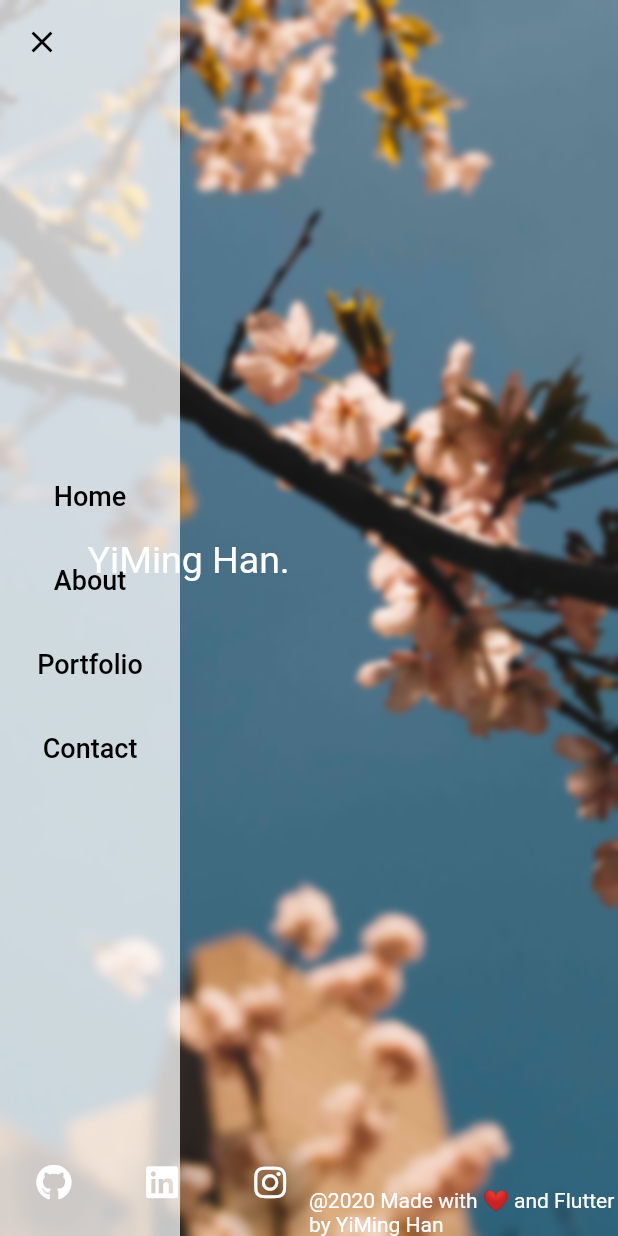
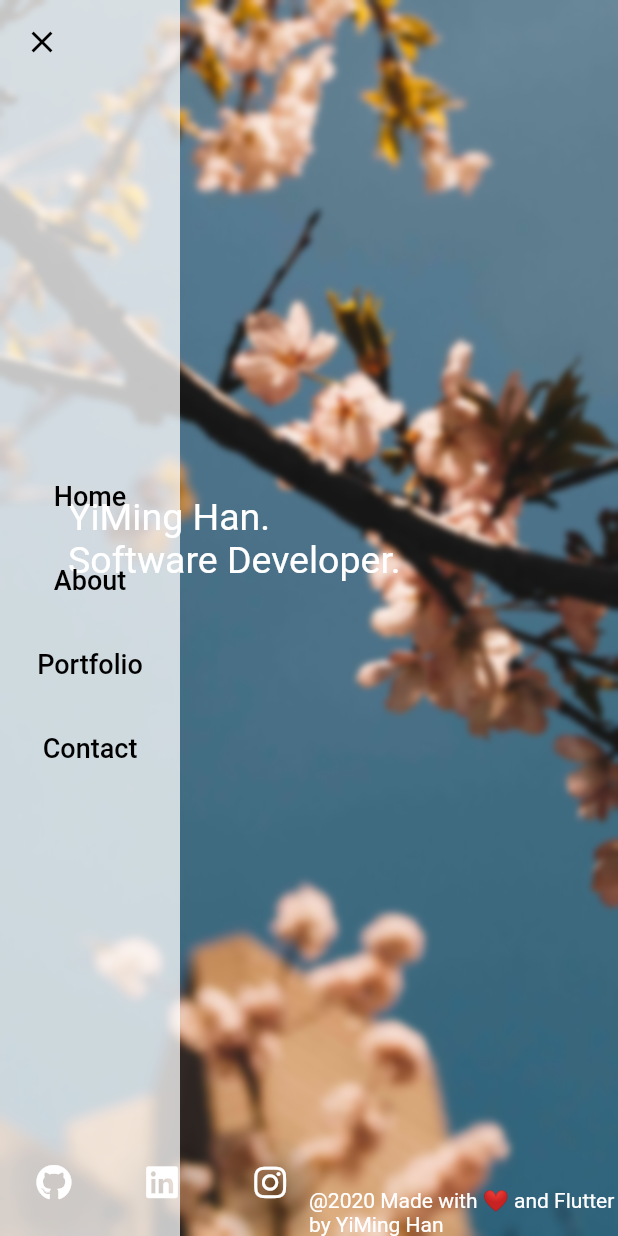
Before and after one commit to yiminghan/Flutter-Dev-Portfolio, a Flutter app: the screen it shows after launch, after a tap on the "menu" icon, after a tap on "Home", on a phone screen of 412 x 824 dp. Run offline on Flutter 3.47's test engine with Material 2 defaults, Android fonts, the phone set to English and light mode, and no system bars; our stand-ins replace animated_text_kit, font_awesome_flutter, google_fonts.

Commit message:
Change header text a bit

```diff
--- a/lib/screens/home_screen.dart
+++ b/lib/screens/home_screen.dart
@@ -25,11 +25,9 @@ class _HomeScreenState extends State<HomeScreen> {
                           //TODO: use repeat forever once PR is merged
                           totalRepeatCount: 9999,
                           speed: Duration(milliseconds: 100),
+                          pause: Duration(seconds: 5),
                           text: [
-                            "YiMing Han.",
-                            "Software Developer.",
-                            "Casual Photographer.",
-                            "Kendo Player.",
+                            "YiMing Han. \nSoftware Developer.",
                           ],
                           textStyle: getFont(25),
                           textAlign: TextAlign.start,
```
